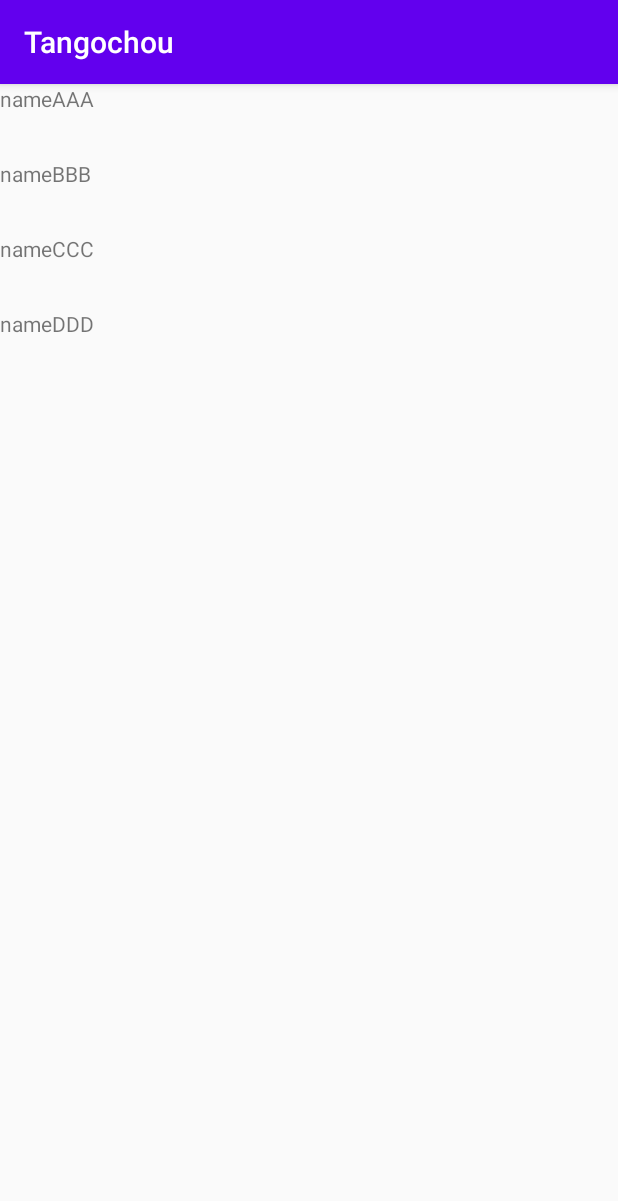
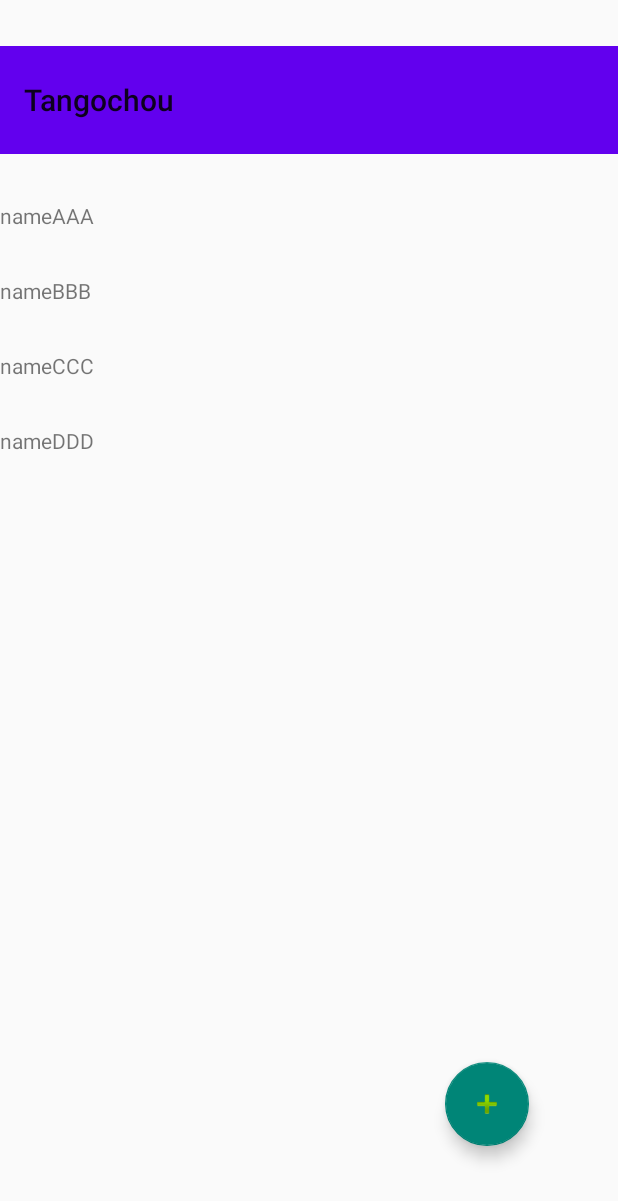
Before and after one commit to GunjiKatsunori/Tangochou, an Android app: the screen it shows after launch (FolderListActivity), on a phone screen of 412 x 824 dp. Shown: the top 1201 px of the screen. Run offline under Robolectric (Android 15) with nearby library versions, the phone set to English and light mode, and no system bars.

Commit message:
フォルダ追加機能

```diff
--- a/app/build.gradle
+++ b/app/build.gradle
@@ -27,6 +27,7 @@ dependencies {
     implementation 'androidx.appcompat:appcompat:1.2.0'
     implementation 'androidx.constraintlayout:constraintlayout:2.0.2'
     implementation 'androidx.recyclerview:recyclerview:1.1.0'
+    implementation 'com.google.android.material:material:1.2.1'
     testImplementation 'junit:junit:4.12'
     androidTestImplementation 'androidx.test.ext:junit:1.1.2'
     androidTestImplementation 'androidx.test.espresso:espresso-core:3.3.0'
--- a/app/src/main/AndroidManifest.xml
+++ b/app/src/main/AndroidManifest.xml
@@ -13,7 +13,8 @@
         <activity android:name=".MainActivity">
         </activity>
 
-        <activity android:name=".FolderListActivity">
+        <activity android:name=".FolderListActivity"
+            android:theme="@style/Theme.AppCompat.Light.NoActionBar">
             <intent-filter>
                 <action android:name="android.intent.action.MAIN" />
 
--- a/app/src/main/java/com/example/tangochou/FolderListActivity.java
+++ b/app/src/main/java/com/example/tangochou/FolderListActivity.java
@@ -1,9 +1,8 @@
 package com.example.tangochou;
 
 import android.os.Bundle;
-import android.util.Log;
+import androidx.appcompat.widget.Toolbar;
 import android.view.View;
-import android.widget.FrameLayout;
 
 import androidx.appcompat.app.AppCompatActivity;
 import androidx.fragment.app.FragmentTransaction;
@@ -11,6 +10,7 @@ import androidx.recyclerview.widget.LinearLayoutManager;
 import androidx.recyclerview.widget.RecyclerView;
 
 import com.example.model.FolderModel;
+import com.google.android.material.floatingactionbutton.FloatingActionButton;
 
 import java.util.ArrayList;
 
@@ -54,15 +54,32 @@ public class FolderListActivity extends AppCompatActivity {
         adapter = new FolderListAdapter(this, folders);
         folderRecyclerView.setAdapter(adapter);
 
+        // 追加ボタンクリック時の動作
+        final Integer selectedId = id;
+        FloatingActionButton fButton = findViewById(R.id.add_folder);
+        fButton.setOnClickListener(new View.OnClickListener() {
+            @Override
+            public void onClick(View v) {
+                InputFragment fragment = new FolderAddFragment(selectedId);
+                createInputFragment(fragment);
+            }
+        });
+
     }
 
     /**
      * 入力フラグメントの表示
+     * 追加と編集で共用
      */
-    public void createInputFragment(String title, String actionName, FolderModel folder) {
-        InputFragment fragment = new InputFragment(title, actionName, folder);
+    public void createInputFragment(InputFragment fragment) {
+        // Activityにフラグメントを追加する
         FragmentTransaction tr = getSupportFragmentManager().beginTransaction();
         tr.add(R.id.container, fragment);
         tr.commit();
     }
+
+    // add_folderをクリックすると追加用のInputFragmentを表示
+    // add_folderのクリックリスナ
+    // InputFragmentの「追加」を表示するためのパラメータ
+    // InputFragmentを呼び出す
 }
--- a/app/src/main/res/layout/folder_list.xml
+++ b/app/src/main/res/layout/folder_list.xml
@@ -6,13 +6,17 @@
     android:layout_width="match_parent"
     android:layout_height="match_parent">
 
-
-    <androidx.recyclerview.widget.RecyclerView
-        android:id="@+id/folder_recycler_view"
+    <androidx.appcompat.widget.Toolbar
+        android:id="@+id/tool_bar"
         android:layout_width="match_parent"
-        android:layout_height="match_parent"
-        tools:layout_editor_absoluteX="1dp"
-        tools:layout_editor_absoluteY="1dp" />
+        android:layout_height="72dp"
+        android:background="?attr/colorPrimary"
+        android:minHeight="?attr/actionBarSize"
+        android:theme="@style/AppTheme"
+        app:layout_constraintBottom_toTopOf="@+id/folder_recycler_view"
+        app:layout_constraintTop_toTopOf="parent"
+        app:layout_constraintVertical_bias="0.0"
+        tools:layout_editor_absoluteX="-16dp"></androidx.appcompat.widget.Toolbar>
 
     <LinearLayout
         android:id="@+id/container"
@@ -25,4 +29,30 @@
         app:layout_constraintTop_toTopOf="parent">
 
     </LinearLayout>
+
+    <com.google.android.material.floatingactionbutton.FloatingActionButton
+        android:id="@+id/add_folder"
+        android:layout_width="wrap_content"
+        android:layout_height="wrap_content"
+        android:layout_gravity="bottom|end"
+        android:layout_margin="16dp"
+        app:layout_constraintBottom_toBottomOf="parent"
+        app:layout_constraintEnd_toEndOf="parent"
+        app:layout_constraintHorizontal_bias="0.867"
+        app:layout_constraintStart_toStartOf="parent"
+        app:layout_constraintTop_toTopOf="parent"
+        app:layout_constraintVertical_bias="0.94"
+        app:srcCompat="@android:drawable/ic_input_add"/>
+
+    <androidx.recyclerview.widget.RecyclerView
+        android:id="@+id/folder_recycler_view"
+        android:layout_width="match_parent"
+        android:layout_height="659dp"
+        app:layout_constraintBottom_toBottomOf="parent"
+        app:layout_constraintEnd_toEndOf="parent"
+        app:layout_constraintHorizontal_bias="1.0"
+        app:layout_constraintStart_toStartOf="parent"
+        app:layout_constraintTop_toBottomOf="@+id/tool_bar"
+        app:layout_constraintVertical_bias="0.871" />
+
 </androidx.constraintlayout.widget.ConstraintLayout>
--- a/app/src/main/res/values/styles.xml
+++ b/app/src/main/res/values/styles.xml
@@ -5,6 +5,7 @@
         <item name="colorPrimary">@color/colorPrimary</item>
         <item name="colorPrimaryDark">@color/colorPrimaryDark</item>
         <item name="colorAccent">@color/colorAccent</item>
+        <item name="title">Tangochou</item>
     </style>
 
 </resources>
```
Also changed, not shown: app/src/main/java/com/example/tangochou/FolderAddFragment.java (added, +43 -0 lines), app/src/main/java/com/example/tangochou/FolderListAdapter.java (+2 -6 lines), app/src/main/java/com/example/tangochou/FolderListPresenter.java (+50 -4 lines), app/src/main/java/com/example/tangochou/FolderUpdateFragment.java (added, +44 -0 lines), app/src/main/java/com/example/tangochou/InputFragment.java (+18 -46 lines).
